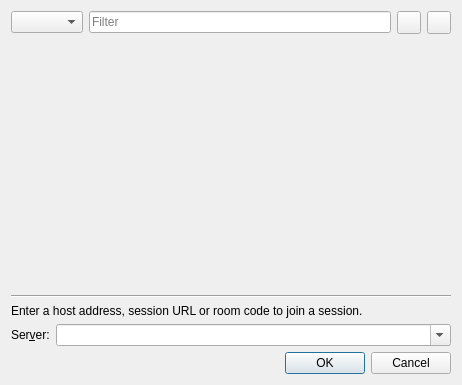
The window that src/desktop/ui/joindialog.ui (drawpile/Drawpile) describes before a commit, drawn with Qt 5.
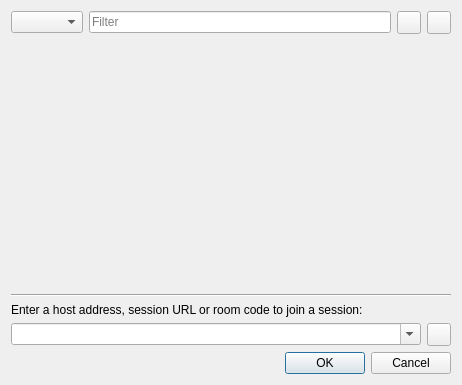
The same window after the commit. Icons and pictures are not drawn. Custom widgets are drawn as their Qt base class.

Commit message: Restore "record session" button in join dialog

Patch:
```diff
--- a/src/desktop/ui/joindialog.ui
+++ b/src/desktop/ui/joindialog.ui
@@ -192,29 +192,22 @@
     </widget>
    </item>
    <item>
-    <layout class="QFormLayout" name="formLayout">
-     <property name="fieldGrowthPolicy">
-      <enum>QFormLayout::AllNonFixedFieldsGrow</enum>
+    <widget class="QLabel" name="label_3">
+     <property name="text">
+      <string>Enter a host address, session URL or room code to join a session:</string>
      </property>
-     <item row="0" column="0" colspan="2">
-      <widget class="QLabel" name="label_3">
-       <property name="text">
-        <string>Enter a host address, session URL or room code to join a session.</string>
-       </property>
-      </widget>
-     </item>
-     <item row="1" column="0">
-      <widget class="QLabel" name="label">
-       <property name="text">
-        <string>Ser&amp;ver:</string>
-       </property>
-       <property name="buddy">
-        <cstring>address</cstring>
-       </property>
-      </widget>
-     </item>
-     <item row="1" column="1">
+    </widget>
+   </item>
+   <item>
+    <layout class="QHBoxLayout" name="horizontalLayout">
+     <item>
       <widget class="QComboBox" name="address">
+       <property name="sizePolicy">
+        <sizepolicy hsizetype="Expanding" vsizetype="Fixed">
+         <horstretch>0</horstretch>
+         <verstretch>0</verstretch>
+        </sizepolicy>
+       </property>
        <property name="editable">
         <bool>true</bool>
        </property>
@@ -229,6 +222,20 @@
        </property>
       </widget>
      </item>
+     <item>
+      <widget class="QToolButton" name="autoRecord">
+       <property name="toolTip">
+        <string>Record session</string>
+       </property>
+       <property name="icon">
+        <iconset theme="media-record">
+         <normaloff>theme:media-record.svg</normaloff>theme:media-record.svg</iconset>
+       </property>
+       <property name="checkable">
+        <bool>true</bool>
+       </property>
+      </widget>
+     </item>
     </layout>
    </item>
    <item>
```
Left out of the diff: 2 changed lines with no effect on the pictures. The commit also changes 12 other files.
